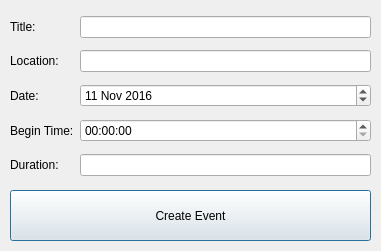
allenh1/timefuse-client, file createevent.ui: the form before one commit.
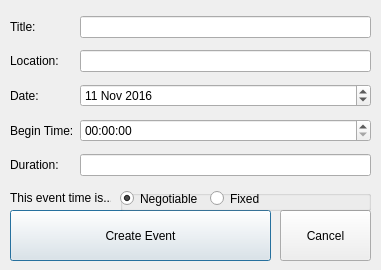
The form after the commit.

Commit message: Create event is no longer a new window, the intial date for the calendar and the initial date for the new events are no longer hardcoded, updated the event creation UI to support time negotiability, removed the unused class file, and maybe more???

The edit to the form file:
```diff
--- a/createevent.ui
+++ b/createevent.ui
@@ -7,7 +7,7 @@
     <x>0</x>
     <y>0</y>
     <width>381</width>
-    <height>251</height>
+    <height>270</height>
    </rect>
   </property>
   <property name="windowTitle">
@@ -17,8 +17,8 @@
    <property name="geometry">
     <rect>
      <x>10</x>
-     <y>190</y>
-     <width>361</width>
+     <y>210</y>
+     <width>261</width>
      <height>51</height>
     </rect>
    </property>
@@ -96,6 +96,74 @@
     </item>
    </layout>
   </widget>
+  <widget class="QPushButton" name="pushCancel">
+   <property name="geometry">
+    <rect>
+     <x>280</x>
+     <y>210</y>
+     <width>91</width>
+     <height>51</height>
+    </rect>
+   </property>
+   <property name="text">
+    <string>Cancel</string>
+   </property>
+  </widget>
+  <widget class="QLabel" name="label">
+   <property name="geometry">
+    <rect>
+     <x>10</x>
+     <y>190</y>
+     <width>101</width>
+     <height>16</height>
+    </rect>
+   </property>
+   <property name="text">
+    <string>This event time is...</string>
+   </property>
+  </widget>
+  <widget class="QGroupBox" name="groupBox">
+   <property name="geometry">
+    <rect>
+     <x>120</x>
+     <y>190</y>
+     <width>251</width>
+     <height>21</height>
+    </rect>
+   </property>
+   <property name="contextMenuPolicy">
+    <enum>Qt::NoContextMenu</enum>
+   </property>
+   <widget class="QRadioButton" name="radioNegotiable">
+    <property name="geometry">
+     <rect>
+      <x>0</x>
+      <y>0</y>
+      <width>82</width>
+      <height>17</height>
+     </rect>
+    </property>
+    <property name="text">
+     <string>Negotiable</string>
+    </property>
+    <property name="checked">
+     <bool>true</bool>
+    </property>
+   </widget>
+   <widget class="QRadioButton" name="radioFixed">
+    <property name="geometry">
+     <rect>
+      <x>90</x>
+      <y>0</y>
+      <width>82</width>
+      <height>17</height>
+     </rect>
+    </property>
+    <property name="text">
+     <string>Fixed</string>
+    </property>
+   </widget>
+  </widget>
  </widget>
  <resources/>
  <connections/>
```
The commit also changes 7 other files.
